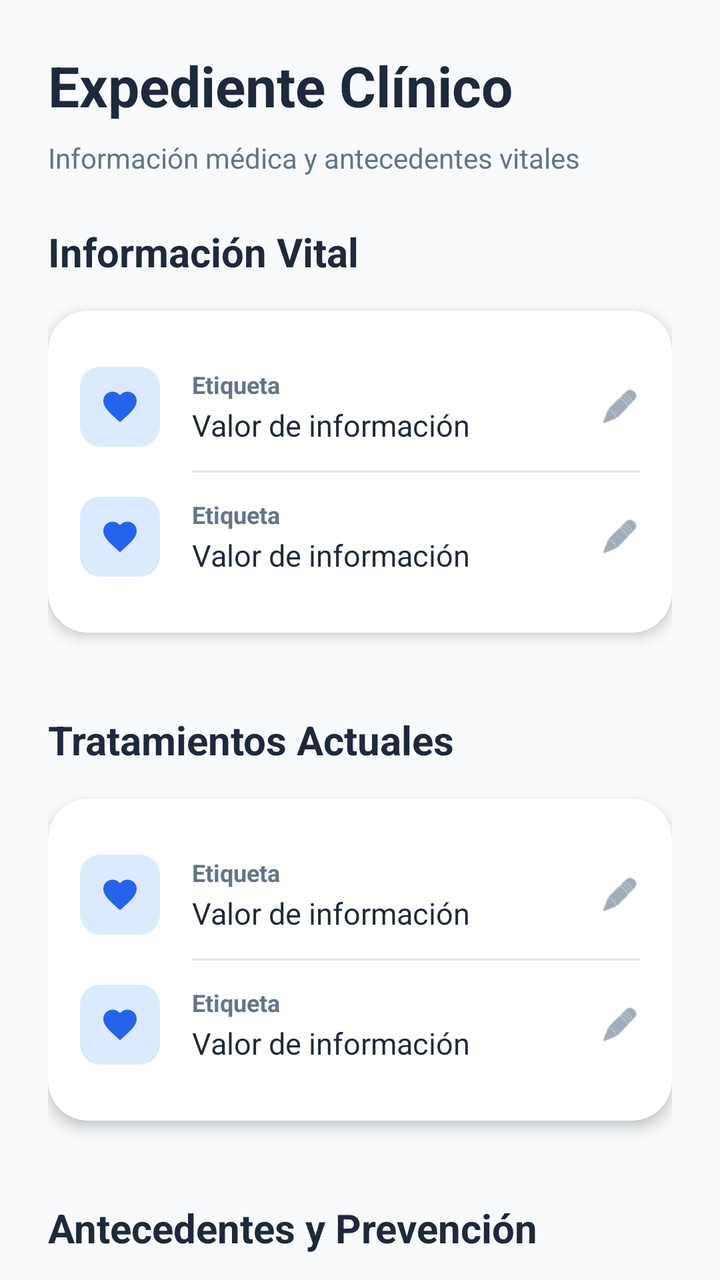
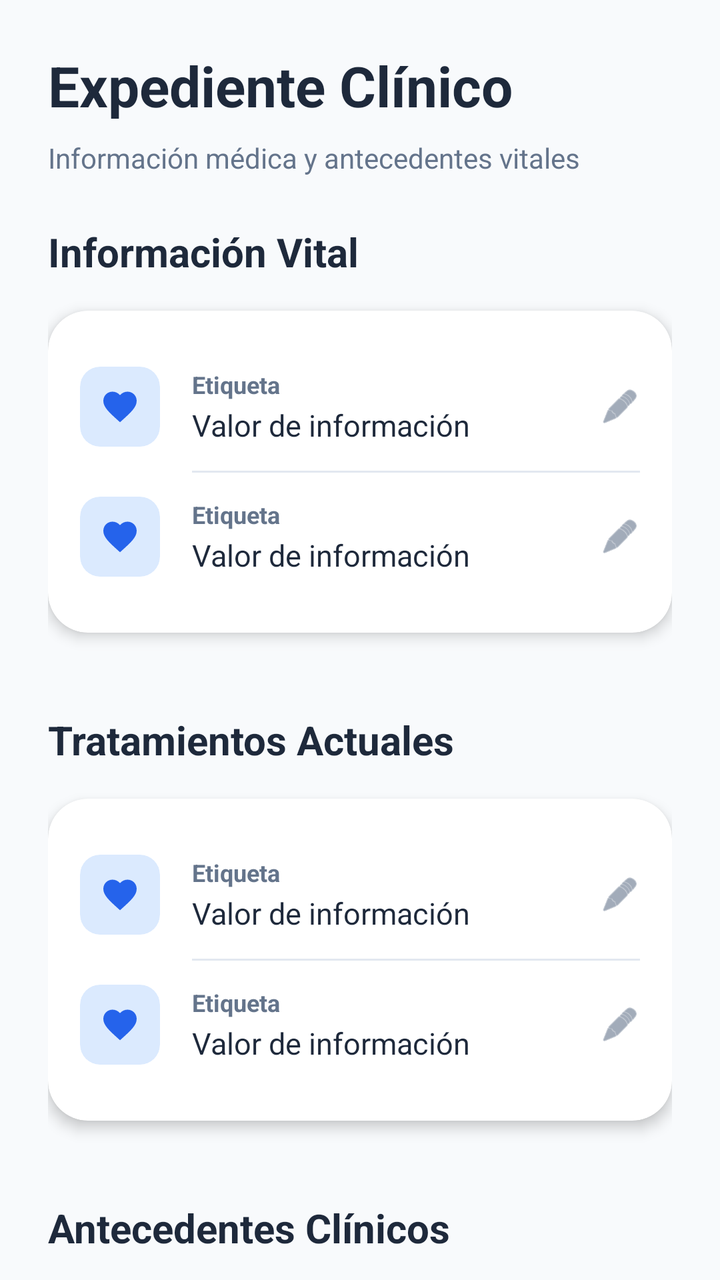

Screens rendered from an Android XML layout before and after an edit, with the pre-edit source and the edit as a unified diff.
<!-- AndroidManifest.xml: application theme AppTheme -->
<!-- res/layout/fragment_salud.xml -->
<?xml version="1.0" encoding="utf-8"?>
<LinearLayout xmlns:android="http://schemas.android.com/apk/res/android"
    xmlns:app="http://schemas.android.com/apk/res-auto"
    android:layout_width="match_parent"
    android:layout_height="match_parent"
    android:orientation="vertical"
    android:background="@color/background">

    <androidx.core.widget.NestedScrollView
        android:layout_width="match_parent"
        android:layout_height="match_parent">

        <LinearLayout
            android:layout_width="match_parent"
            android:layout_height="wrap_content"
            android:orientation="vertical"
            android:padding="24dp">

            <TextView
                style="@style/Heading1"
                android:layout_width="wrap_content"
                android:layout_height="wrap_content"
                android:text="Expediente Clínico"
                android:layout_marginBottom="8dp" />

            <TextView
                android:layout_width="wrap_content"
                android:layout_height="wrap_content"
                android:text="Información médica y antecedentes vitales"
                android:textColor="@color/text_secondary"
                android:layout_marginBottom="24dp" />

            
            <com.google.android.material.card.MaterialCardView
                android:id="@+id/cardCriticalAlert"
                style="@style/PremiumCard"
                android:layout_width="match_parent"
                android:layout_height="wrap_content"
                app:cardBackgroundColor="@color/severity_high"
                app:strokeColor="@color/sos_red"
                app:strokeWidth="1dp"
                android:visibility="gone">
                <LinearLayout
                    android:layout_width="match_parent"
                    android:layout_height="wrap_content"
                    android:orientation="horizontal"
                    android:padding="16dp"
                    android:gravity="center_vertical">
                    <ImageView
                        android:layout_width="24dp"
                        android:layout_height="24dp"
                        android:src="@android:drawable/ic_dialog_alert"
                        app:tint="@color/sos_red" />
                    <TextView
                        android:id="@+id/tvCriticalAllergies"
                        android:layout_width="match_parent"
                        android:layout_height="wrap_content"
                        android:layout_marginStart="12dp"
                        android:text="¡ALERTA!: Penicilina (Grave)"
                        android:textColor="@color/severity_high_text"
                        android:textStyle="bold" />
                </LinearLayout>
            </com.google.android.material.card.MaterialCardView>

            
            <TextView
                style="@style/SectionTitle"
                android:layout_width="wrap_content"
                android:layout_height="wrap_content"
                android:text="Información Vital"
                android:layout_marginTop="0dp" />

            <com.google.android.material.card.MaterialCardView
                style="@style/PremiumCard"
                android:layout_width="match_parent"
                android:layout_height="wrap_content">
                <LinearLayout
                    android:layout_width="match_parent"
                    android:layout_height="wrap_content"
                    android:orientation="vertical"
                    android:padding="16dp">

                    <include layout="@layout/row_medical_info" android:id="@+id/rowBlood" />
                    <include layout="@layout/divider_horizontal" />
                    <include layout="@layout/row_medical_info" android:id="@+id/rowAllergies" />

                </LinearLayout>
            </com.google.android.material.card.MaterialCardView>

            
            <TextView
                style="@style/SectionTitle"
                android:layout_width="wrap_content"
                android:layout_height="wrap_content"
                android:text="Tratamientos Actuales" />

            <com.google.android.material.card.MaterialCardView
                style="@style/PremiumCard"
                android:layout_width="match_parent"
                android:layout_height="wrap_content">
                <LinearLayout
                    android:layout_width="match_parent"
                    android:layout_height="wrap_content"
                    android:orientation="vertical"
                    android:padding="16dp">

                    <include layout="@layout/row_medical_info" android:id="@+id/rowMeds" />
                    <include layout="@layout/divider_horizontal" />
                    <include layout="@layout/row_medical_info" android:id="@+id/rowChronic" />

                </LinearLayout>
            </com.google.android.material.card.MaterialCardView>

            
            <TextView
                style="@style/SectionTitle"
                android:layout_width="wrap_content"
                android:layout_height="wrap_content"
                android:text="Antecedentes y Prevención" />

            <com.google.android.material.card.MaterialCardView
                style="@style/PremiumCard"
                android:layout_width="match_parent"
                android:layout_height="wrap_content"
                android:layout_marginBottom="40dp">
                <LinearLayout
                    android:layout_width="match_parent"
                    android:layout_height="wrap_content"
                    android:orientation="vertical"
                    android:padding="16dp">

                    <include layout="@layout/row_medical_info" android:id="@+id/rowVaccines" />
                    <include layout="@layout/divider_horizontal" />
                    <include layout="@layout/row_medical_info" android:id="@+id/rowSurgeries" />

                </LinearLayout>
            </com.google.android.material.card.MaterialCardView>

        </LinearLayout>
    </androidx.core.widget.NestedScrollView>

</LinearLayout>
<!-- res/layout/row_medical_info.xml (included above) -->
<?xml version="1.0" encoding="utf-8"?>
<LinearLayout xmlns:android="http://schemas.android.com/apk/res/android"
    xmlns:app="http://schemas.android.com/apk/res-auto"
    android:layout_width="match_parent"
    android:layout_height="wrap_content"
    android:orientation="horizontal"
    android:paddingVertical="12dp"
    android:gravity="center_vertical"
    android:clickable="true"
    android:focusable="true"
    android:background="?attr/selectableItemBackground">

    <com.google.android.material.card.MaterialCardView
        android:layout_width="40dp"
        android:layout_height="40dp"
        app:cardCornerRadius="10dp"
        app:cardElevation="0dp"
        app:cardBackgroundColor="@color/primary_light">
        <ImageView
            android:id="@+id/rowIcon"
            android:layout_width="20dp"
            android:layout_height="20dp"
            android:layout_gravity="center"
            android:src="@drawable/ic_heart"
            app:tint="@color/primary" />
    </com.google.android.material.card.MaterialCardView>

    <LinearLayout
        android:layout_width="0dp"
        android:layout_height="wrap_content"
        android:layout_weight="1"
        android:layout_marginStart="16dp"
        android:orientation="vertical">

        <TextView
            android:id="@+id/rowLabel"
            android:layout_width="wrap_content"
            android:layout_height="wrap_content"
            android:text="Etiqueta"
            android:textColor="@color/text_secondary"
            android:textSize="12sp"
            android:textStyle="bold" />

        <TextView
            android:id="@+id/rowValue"
            android:layout_width="wrap_content"
            android:layout_height="wrap_content"
            android:layout_marginTop="2dp"
            android:text="Valor de información"
            android:textColor="@color/text_primary"
            android:textSize="15sp" />
    </LinearLayout>

    <ImageView
        android:layout_width="20dp"
        android:layout_height="20dp"
        android:src="@android:drawable/ic_menu_edit"
        app:tint="@color/text_secondary" />

</LinearLayout>
<!-- res/layout/divider_horizontal.xml (included above) -->
<?xml version="1.0" encoding="utf-8"?>
<View xmlns:android="http://schemas.android.com/apk/res/android"
    android:layout_width="match_parent"
    android:layout_height="1dp"
    android:background="@color/divider"
    android:layout_marginStart="56dp" />
<!-- resources referenced by this layout -->
<resources>
  <color name="background">#F8FAFC</color>
  <color name="divider">#E2E8F0</color>
  <color name="primary">#2563EB</color>
  <color name="primary_light">#DBEAFE</color>
  <color name="severity_high">#FEE2E2</color>
  <color name="severity_high_text">#991B1B</color>
  <color name="sos_red">#EF4444</color>
  <color name="text_primary">#1E293B</color>
  <color name="text_secondary">#64748B</color>
  <!-- drawable ic_heart (drawable) -->
  <?xml version="1.0" encoding="utf-8"?>
  <vector xmlns:android="http://schemas.android.com/apk/res/android"
      android:width="24dp"
      android:height="24dp"
      android:viewportWidth="24"
      android:viewportHeight="24">
      <path
          android:fillColor="#FF000000"
          android:pathData="M12,21.35l-1.45,-1.32C5.4,15.36 2,12.28 2,8.5 2,5.42 4.42,3 7.5,3c1.74,0 3.41,0.81 4.5,2.09C13.09,3.81 14.76,3 16.5,3 19.58,3 22,5.42 22,8.5c0,3.78 -3.4,6.86 -8.55,11.54L12,21.35z" />
  </vector>
  <style name="Heading1">
          <item name="android:textSize">28sp</item>
          <item name="android:textColor">@color/text_primary</item>
          <item name="android:textStyle">bold</item>
      </style>
  <style name="PremiumCard" parent="Widget.MaterialComponents.CardView">
          <item name="cardCornerRadius">20dp</item>
          <item name="cardElevation">4dp</item>
          <item name="android:layout_marginBottom">16dp</item>
          <item name="cardBackgroundColor">@color/card_background</item>
      </style>
  <style name="SectionTitle">
          <item name="android:textSize">20sp</item>
          <item name="android:textColor">@color/text_primary</item>
          <item name="android:textStyle">bold</item>
          <item name="android:layout_marginBottom">16dp</item>
          <item name="android:layout_marginTop">24dp</item>
      </style>
  <style name="AppTheme" parent="Theme.MaterialComponents.Light.NoActionBar">
          <item name="colorPrimary">@color/primary</item>
          <item name="colorPrimaryDark">@color/primary_dark</item>
          <item name="colorAccent">@color/accent</item>
          <item name="android:windowBackground">@color/background</item>
          <item name="bottomNavigationStyle">@style/CustomBottomNavigation</item>
      </style>
  <color name="card_background">#FFFFFF</color>
  <color name="primary_dark">#1E40AF</color>
  <color name="accent">#10B981</color>
  <style name="CustomBottomNavigation" parent="Widget.MaterialComponents.BottomNavigationView">
          <item name="labelVisibilityMode">labeled</item>
          <item name="itemIconSize">22dp</item>
          <item name="itemRippleColor">@color/primary_light</item>
          <item name="backgroundTint">@color/white</item>
          <item name="itemIconTint">@color/selector_nav_color</item>
          <item name="itemTextColor">@color/selector_nav_color</item>
          <item name="android:paddingTop">0dp</item>
          <item name="android:paddingBottom">0dp</item>
      </style>
  <color name="white">#FFFFFF</color>
</resources>

<!-- the commit's change to res/layout/fragment_salud.xml (unified diff, before → after) -->
@@ -116,7 +116,7 @@
                 style="@style/SectionTitle"
                 android:layout_width="wrap_content"
                 android:layout_height="wrap_content"
-                android:text="Antecedentes y Prevención" />
+                android:text="Antecedentes Clínicos" />
 
             <com.google.android.material.card.MaterialCardView
                 style="@style/PremiumCard"
